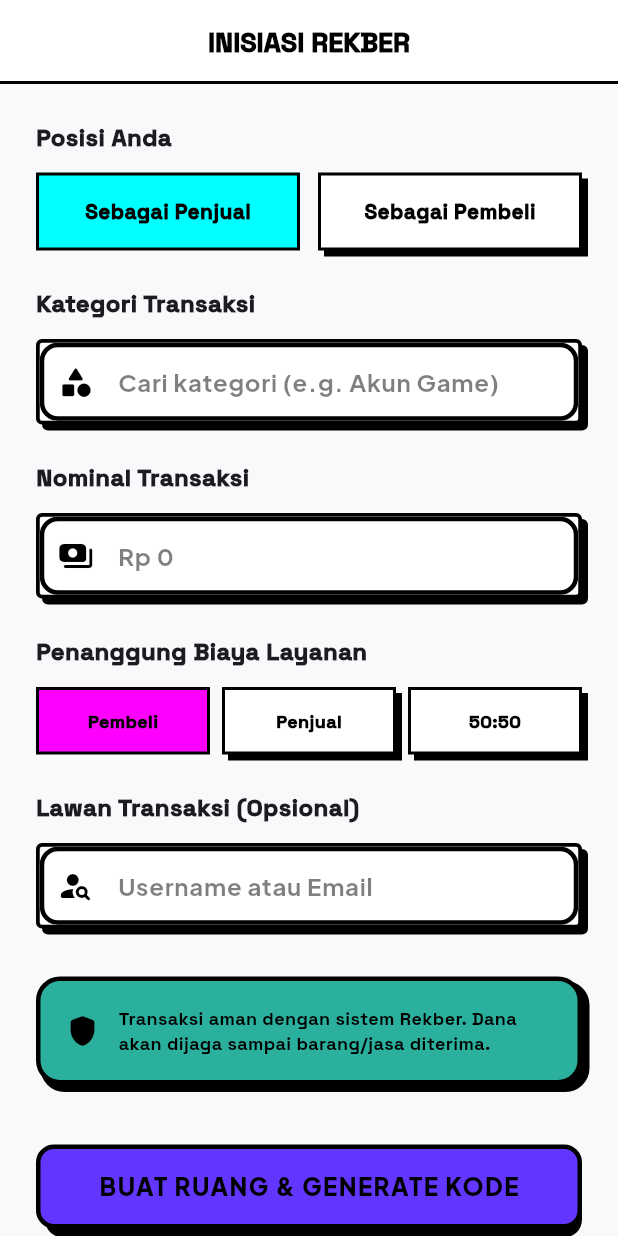
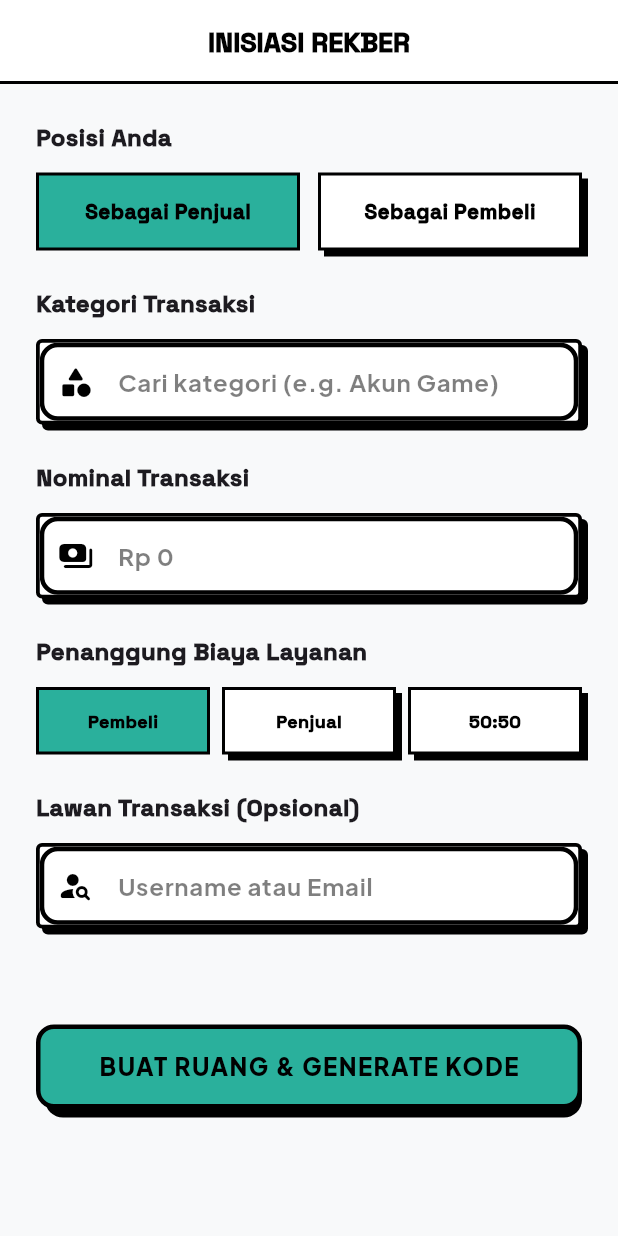
Before and after one commit to wirashauma/rekber, a Flutter app: the BuatRoomScreen screen opened by its route, on a phone screen of 412 x 824 dp. Run offline on Flutter 3.47's test engine with Material 3 defaults, Android fonts, the phone set to English and light mode, and no system bars; our stand-ins replace dartz, equatable, flutter_bloc, get_it, go_router, google_fonts and 3 more; accounts and stored records are empty.

Commit message:
feat: implement transaction and wallet management screens with brutalist UI design

```diff
--- a/mobile/lib/features/transaction/presentation/pages/buat_room_screen.dart
+++ b/mobile/lib/features/transaction/presentation/pages/buat_room_screen.dart
@@ -5,6 +5,8 @@ import 'package:google_fonts/google_fonts.dart';
 import '../../../../core/constants/app_colors.dart';
 import '../../../../core/widgets/brutalist_widgets.dart';
 import '../../../../core/utils/currency_formatter.dart';
+
+import '../../../../core/widgets/brutal_skeleton.dart';
 
 class BuatRoomScreen extends StatefulWidget {
   const BuatRoomScreen({super.key});
@@ -22,6 +24,7 @@ class _BuatRoomScreenState extends State<BuatRoomScreen> {
 
   double _nominal = 0;
   double _fee = 0;
+  bool isLoading = true;
 
   final List<String> _categories = [
     "Akun Game",
@@ -38,6 +41,11 @@ class _BuatRoomScreenState extends State<BuatRoomScreen> {
   void initState() {
     super.initState();
     _amountController.addListener(_updateCalculations);
+    Future.delayed(const Duration(milliseconds: 1200), () {
+      if (mounted) {
+        setState(() => isLoading = false);
+      }
+    });
   }
 
   @override
@@ -150,7 +158,14 @@ class _BuatRoomScreenState extends State<BuatRoomScreen> {
       ),
       body: SingleChildScrollView(
         padding: const EdgeInsets.all(24.0),
-        child: Column(
+        child: isLoading
+          ? Column(
+              children: List.generate(6, (index) => const Padding(
+                padding: EdgeInsets.only(bottom: 24),
+                child: BrutalSkeleton(width: double.infinity, height: 80),
+              )),
+            )
+          : Column(
           crossAxisAlignment: CrossAxisAlignment.start,
           children: [
             // 1. Transaction Position
@@ -163,14 +178,14 @@ class _BuatRoomScreenState extends State<BuatRoomScreen> {
                 _buildBrutalChip(
                   label: 'Sebagai Penjual',
                   isSelected: _peran == 'Penjual',
-                  selectedColor: const Color(0xFF00FFFF), // Cyan
+                  selectedColor: AppColors.tealGreen,
                   onTap: () => setState(() => _peran = 'Penjual'),
                 ),
                 const SizedBox(width: 12),
                 _buildBrutalChip(
                   label: 'Sebagai Pembeli',
                   isSelected: _peran == 'Pembeli',
-                  selectedColor: const Color(0xFF00FFFF), // Cyan
+                  selectedColor: AppColors.tealGreen,
                   onTap: () => setState(() => _peran = 'Pembeli'),
                 ),
               ],
@@ -257,7 +272,7 @@ class _BuatRoomScreenState extends State<BuatRoomScreen> {
                 _buildBrutalChip(
                   label: 'Pembeli',
                   isSelected: _feePayer == 'Pembeli',
-                  selectedColor: const Color(0xFFFF00FF), // Pink
+                  selectedColor: AppColors.tealGreen,
                   onTap: () => setState(() => _feePayer = 'Pembeli'),
                   compact: true,
                 ),
@@ -265,7 +280,7 @@ class _BuatRoomScreenState extends State<BuatRoomScreen> {
                 _buildBrutalChip(
                   label: 'Penjual',
                   isSelected: _feePayer == 'Penjual',
-                  selectedColor: const Color(0xFFFF00FF), // Pink
+                  selectedColor: AppColors.tealGreen,
                   onTap: () => setState(() => _feePayer = 'Penjual'),
                   compact: true,
                 ),
@@ -273,7 +288,7 @@ class _BuatRoomScreenState extends State<BuatRoomScreen> {
                 _buildBrutalChip(
                   label: '50:50',
                   isSelected: _feePayer == 'Dibagi Dua',
-                  selectedColor: const Color(0xFFFF00FF), // Pink
+                  selectedColor: AppColors.tealGreen,
                   onTap: () => setState(() => _feePayer = 'Dibagi Dua'),
                   compact: true,
                 ),
@@ -322,32 +337,12 @@ class _BuatRoomScreenState extends State<BuatRoomScreen> {
             ),
             const SizedBox(height: 32),
 
-            BrutalistCard(
-              backgroundColor: AppColors.secondary, // Neon Green
-              padding: const EdgeInsets.all(16),
-              child: Row(
-                children: [
-                  const Icon(Icons.shield_rounded, color: Colors.black),
-                  const SizedBox(width: 12),
-                  Expanded(
-                    child: Text(
-                      'Transaksi aman dengan sistem Rekber. Dana akan dijaga sampai barang/jasa diterima.',
-                      style: GoogleFonts.spaceGrotesk(
-                        color: Colors.black,
-                        fontSize: 12,
-                        fontWeight: FontWeight.w700,
-                      ),
-                    ),
-                  ),
-                ],
-              ),
-            ),
-            const SizedBox(height: 40),
+            const SizedBox(height: 32),
 
             // 5. Action Button
             BrutalistButton(
               text: 'BUAT RUANG & GENERATE KODE',
-              backgroundColor: AppColors.primary,
+              backgroundColor: AppColors.tealGreen,
               onPressed: _showSuccessDialog,
             ),
             const SizedBox(height: 80),
```
